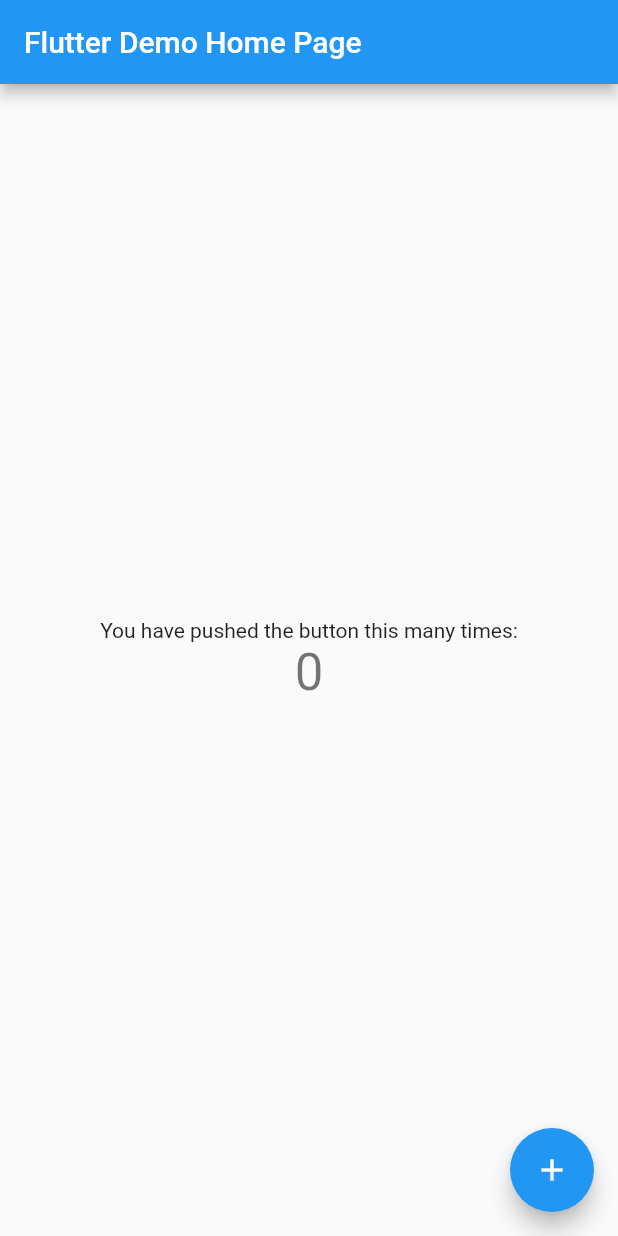
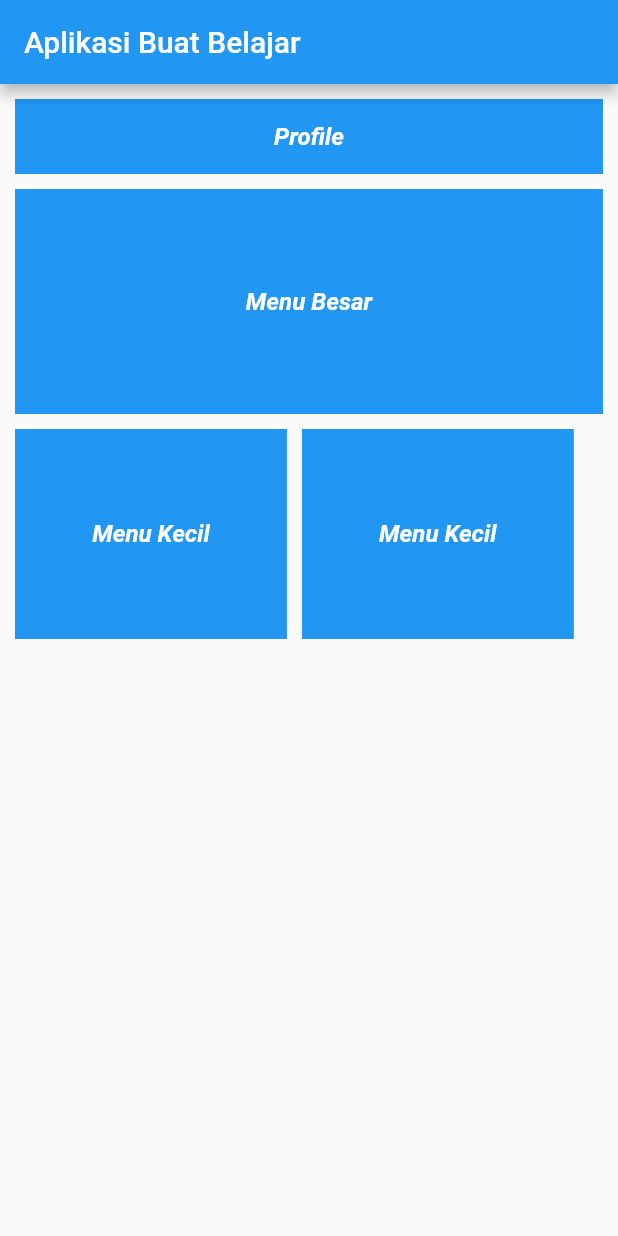
Before and after one commit to IvanRizkyanto/sinau-flutter, a Flutter app: the screen it shows after launch, on a phone screen of 412 x 824 dp. Run offline on Flutter 3.47's test engine with Material 2 defaults, Android fonts, the phone set to English and light mode, and no system bars.

Commit message:
201209c: AG01209 hampir 90%

```diff
--- a/lib/main.dart
+++ b/lib/main.dart
@@ -1,113 +1,114 @@
 import 'package:flutter/material.dart';
 
 void main() {
-  runApp(MyApp());
+  runApp(Aplikasiku());
 }
 
-class MyApp extends StatelessWidget {
-  // This widget is the root of your application.
+class Aplikasiku extends StatelessWidget {
+  // buset ternyata bisa di rename
   @override
   Widget build(BuildContext context) {
     return MaterialApp(
-      title: 'Flutter Demo',
-      theme: ThemeData(
-        // This is the theme of your application.
-        //
-        // Try running your application with "flutter run". You'll see the
-        // application has a blue toolbar. Then, without quitting the app, try
-        // changing the primarySwatch below to Colors.green and then invoke
-        // "hot reload" (press "r" in the console where you ran "flutter run",
-        // or simply save your changes to "hot reload" in a Flutter IDE).
-        // Notice that the counter didn't reset back to zero; the application
-        // is not restarted.
-        primarySwatch: Colors.blue,
-      ),
-      home: MyHomePage(title: 'Flutter Demo Home Page'),
-    );
+        home: Scaffold(
+            appBar: AppBar(title: Text("Aplikasi Buat Belajar")),
+            body: Column(
+              children: [
+                KotakProfil(),
+                KotakMenuBesar(),
+                KontainerMenuKecil(),
+              ],
+            )));
   }
 }
 
-class MyHomePage extends StatefulWidget {
-  MyHomePage({Key key, this.title}) : super(key: key);
-
-  // This widget is the home page of your application. It is stateful, meaning
-  // that it has a State object (defined below) that contains fields that affect
-  // how it looks.
-
-  // This class is the configuration for the state. It holds the values (in this
-  // case the title) provided by the parent (in this case the App widget) and
-  // used by the build method of the State. Fields in a Widget subclass are
-  // always marked "final".
-
-  final String title;
-
+class Kotak extends StatelessWidget {
   @override
-  _MyHomePageState createState() => _MyHomePageState();
+  Widget build(BuildContext context) {
+    return Container(
+        width: 100,
+        height: 100,
+        color: Colors.blue,
+        margin: EdgeInsets.all(10),
+        child: Center(
+          child: Text("Ini Kotak Biasa",
+              style: TextStyle(
+                  color: Colors.white,
+                  fontSize: 16,
+                  fontStyle: FontStyle.italic,
+                  fontWeight: FontWeight.bold)),
+        ));
+  }
 }
 
-class _MyHomePageState extends State<MyHomePage> {
-  int _counter = 0;
-
-  void _incrementCounter() {
-    setState(() {
-      // This call to setState tells the Flutter framework that something has
-      // changed in this State, which causes it to rerun the build method below
-      // so that the display can reflect the updated values. If we changed
-      // _counter without calling setState(), then the build method would not be
-      // called again, and so nothing would appear to happen.
-      _counter++;
-    });
-  }
-
+class KotakProfil extends Kotak {
   @override
   Widget build(BuildContext context) {
-    // This method is rerun every time setState is called, for instance as done
-    // by the _incrementCounter method above.
-    //
-    // The Flutter framework has been optimized to make rerunning build methods
-    // fast, so that you can just rebuild anything that needs updating rather
-    // than having to individually change instances of widgets.
-    return Scaffold(
-      appBar: AppBar(
-        // Here we take the value from the MyHomePage object that was created by
-        // the App.build method, and use it to set our appbar title.
-        title: Text(widget.title),
-      ),
-      body: Center(
-        // Center is a layout widget. It takes a single child and positions it
-        // in the middle of the parent.
-        child: Column(
-          // Column is also a layout widget. It takes a list of children and
-          // arranges them vertically. By default, it sizes itself to fit its
-          // children horizontally, and tries to be as tall as its parent.
-          //
-          // Invoke "debug painting" (press "p" in the console, choose the
-          // "Toggle Debug Paint" action from the Flutter Inspector in Android
-          // Studio, or the "Toggle Debug Paint" command in Visual Studio Code)
-          // to see the wireframe for each widget.
-          //
-          // Column has various properties to control how it sizes itself and
-          // how it positions its children. Here we use mainAxisAlignment to
-          // center the children vertically; the main axis here is the vertical
-          // axis because Columns are vertical (the cross axis would be
-          // horizontal).
-          mainAxisAlignment: MainAxisAlignment.center,
-          children: <Widget>[
-            Text(
-              'You have pushed the button this many times:',
-            ),
-            Text(
-              '$_counter',
-              style: Theme.of(context).textTheme.headline4,
-            ),
-          ],
-        ),
-      ),
-      floatingActionButton: FloatingActionButton(
-        onPressed: _incrementCounter,
-        tooltip: 'Increment',
-        child: Icon(Icons.add),
-      ), // This trailing comma makes auto-formatting nicer for build methods.
-    );
+    return Container(
+        width: double.infinity, // Biar Widthnya Match Parent
+        height: 50,
+        color: Colors.blue,
+        margin: EdgeInsets.all(10),
+        child: Center(
+          child: Text("Profile",
+              style: TextStyle(
+                  color: Colors.white,
+                  fontSize: 16,
+                  fontStyle: FontStyle.italic,
+                  fontWeight: FontWeight.bold)),
+        ));
   }
 }
+
+class KotakMenuBesar extends Kotak {
+  @override
+  Widget build(BuildContext context) {
+    return Container(
+        width: double.infinity, // Biar Widthnya Match Parent
+        height: 150,
+        color: Colors.blue,
+        margin: EdgeInsets.fromLTRB(10, 0, 10, 10),
+        child: Center(
+          child: Text("Menu Besar",
+              style: TextStyle(
+                  color: Colors.white,
+                  fontSize: 16,
+                  fontStyle: FontStyle.italic,
+                  fontWeight: FontWeight.bold)),
+        ));
+  }
+}
+
+class KotakMenuKecil extends Kotak {
+  @override
+  Widget build(BuildContext context) {
+    return Container(
+        width: MediaQuery.of(context).size.width * 0.44, // Width 50%
+        height: 150,
+        color: Colors.blue,
+        margin: EdgeInsets.fromLTRB(0, 0, 10, 10),
+        child: Center(
+          child: Text("Menu Kecil",
+              style: TextStyle(
+                  color: Colors.white,
+                  fontSize: 16,
+                  fontStyle: FontStyle.italic,
+                  fontWeight: FontWeight.bold)),
+        ));
+  }
+}
+
+class KontainerMenuKecil extends StatelessWidget {
+  @override
+  Widget build(BuildContext context) {
+    return Container(
+        width: double.infinity, // Biar Widthnya Match Parent
+        height: 150,
+        margin: EdgeInsets.only(left: 10, right: 10),
+        child: Row(
+          children: [
+            KotakMenuKecil(),
+            KotakMenuKecil(),
+          ],
+        ));
+  }
+}
```
Also changed, not shown: 2 other files.
